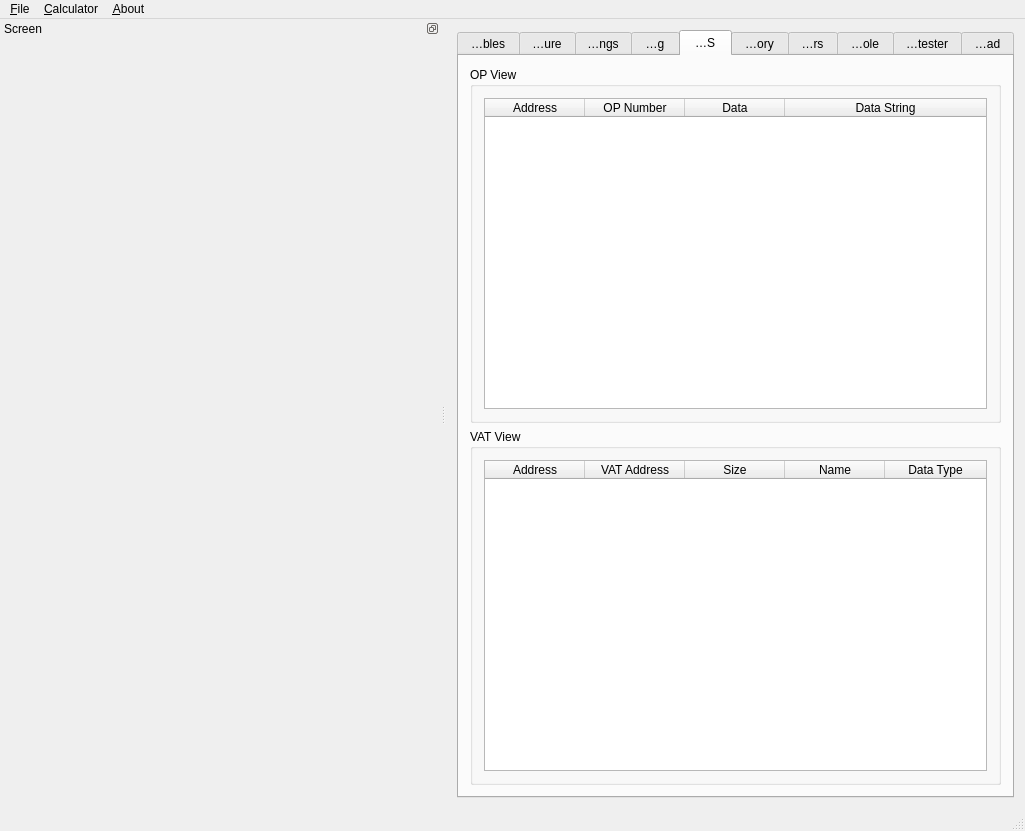
The window that gui/qt/mainwindow.ui (CE-Programming/CEmu) describes before a commit, drawn with Qt 5.
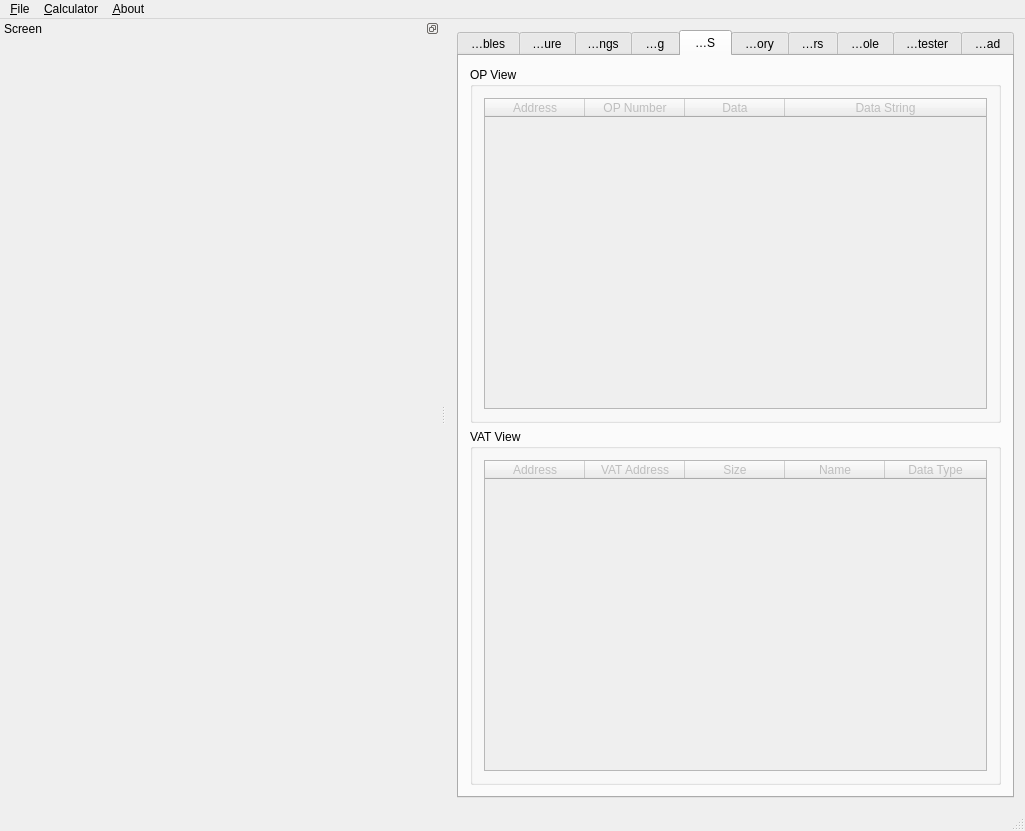
The same window after the commit. The open tabs and pages were chosen to show the change. Icons and pictures are not drawn. Custom widgets are drawn as their Qt base class.

Commit message: Remove duplicated code

What changed in the file:
```diff
--- a/gui/qt/mainwindow.ui
+++ b/gui/qt/mainwindow.ui
@@ -6761,6 +6761,9 @@
           <layout class="QVBoxLayout" name="verticalLayout_23">
            <item>
             <widget class="QTableWidget" name="opView">
+             <property name="enabled">
+              <bool>false</bool>
+             </property>
              <property name="sizePolicy">
               <sizepolicy hsizetype="MinimumExpanding" vsizetype="MinimumExpanding">
                <horstretch>0</horstretch>
@@ -6863,6 +6866,9 @@
           <layout class="QVBoxLayout" name="verticalLayout_25">
            <item>
             <widget class="QTableWidget" name="vatView">
+             <property name="enabled">
+              <bool>false</bool>
+             </property>
              <property name="sizePolicy">
               <sizepolicy hsizetype="MinimumExpanding" vsizetype="MinimumExpanding">
                <horstretch>0</horstretch>
```
Left out of the diff: 2 changed lines with no effect on the pictures. The commit also changes 1 other file.
